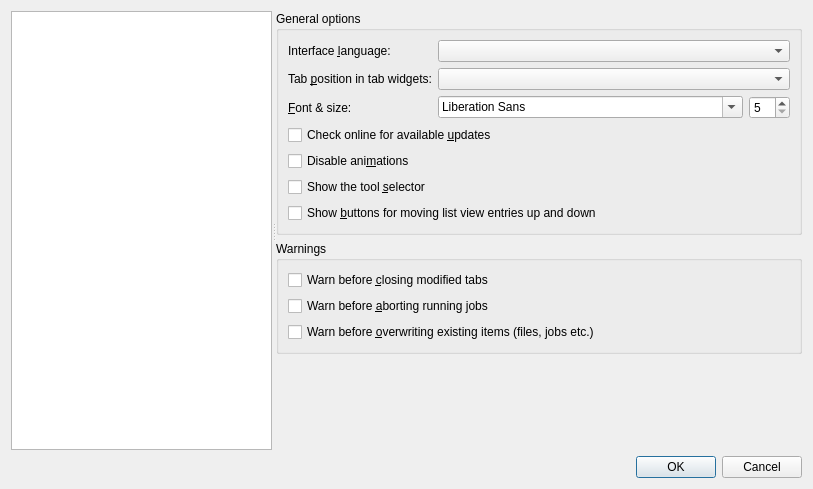
Old version of the form src/mkvtoolnix-gui/forms/main_window/preferences_dialog.ui in the repository jpsdr/MKVToolnix-Windows-7.
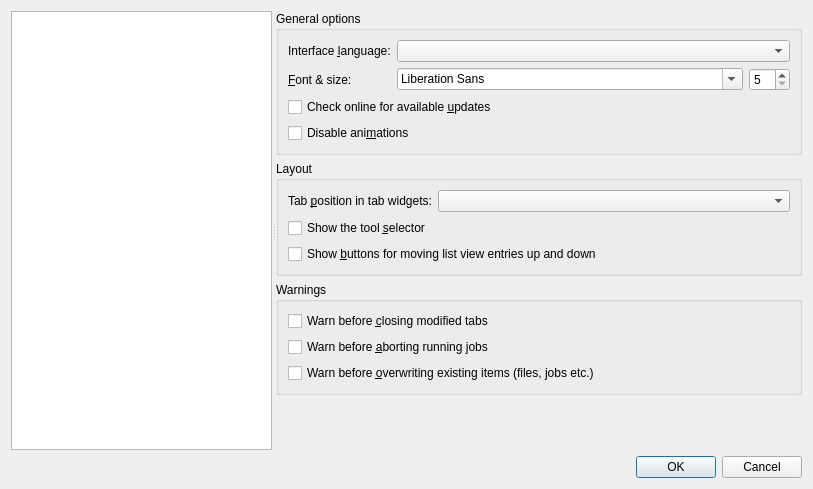
New version of the form. Icons and pictures are not drawn. Custom widgets are drawn as their Qt base class.

Commit message: GUI: preferences: move couple of options to separate »layout« group box

The edit to the form file:
```diff
--- a/src/mkvtoolnix-gui/forms/main_window/preferences_dialog.ui
+++ b/src/mkvtoolnix-gui/forms/main_window/preferences_dialog.ui
@@ -98,26 +98,6 @@
               </widget>
              </item>
              <item row="1" column="0">
-              <widget class="QLabel" name="label_9">
-               <property name="text">
-                <string>Tab &amp;position in tab widgets:</string>
-               </property>
-               <property name="buddy">
-                <cstring>cbGuiTabPositions</cstring>
-               </property>
-              </widget>
-             </item>
-             <item row="1" column="1">
-              <widget class="QComboBox" name="cbGuiTabPositions">
-               <property name="sizePolicy">
-                <sizepolicy hsizetype="MinimumExpanding" vsizetype="Fixed">
-                 <horstretch>0</horstretch>
-                 <verstretch>0</verstretch>
-                </sizepolicy>
-               </property>
-              </widget>
-             </item>
-             <item row="2" column="0">
               <widget class="QLabel" name="label_12">
                <property name="text">
                 <string>&amp;Font &amp;&amp; size:</string>
@@ -127,7 +107,7 @@
                </property>
               </widget>
              </item>
-             <item row="2" column="1">
+             <item row="1" column="1">
               <layout class="QHBoxLayout" name="horizontalLayout_10">
                <item>
                 <widget class="QFontComboBox" name="fcbGuiFontFamily">
@@ -164,6 +144,39 @@
              </property>
             </widget>
            </item>
+          </layout>
+         </widget>
+        </item>
+        <item>
+         <widget class="QGroupBox" name="groupBox_16">
+          <property name="title">
+           <string>Layout</string>
+          </property>
+          <layout class="QVBoxLayout" name="verticalLayout_30">
+           <item>
+            <layout class="QHBoxLayout" name="horizontalLayout_3">
+             <item>
+              <widget class="QLabel" name="label_9">
+               <property name="text">
+                <string>Tab &amp;position in tab widgets:</string>
+               </property>
+               <property name="buddy">
+                <cstring>cbGuiTabPositions</cstring>
+               </property>
+              </widget>
+             </item>
+             <item>
+              <widget class="QComboBox" name="cbGuiTabPositions">
+               <property name="sizePolicy">
+                <sizepolicy hsizetype="MinimumExpanding" vsizetype="Fixed">
+                 <horstretch>0</horstretch>
+                 <verstretch>0</verstretch>
+                </sizepolicy>
+               </property>
+              </widget>
+             </item>
+            </layout>
+           </item>
            <item>
             <widget class="QCheckBox" name="cbGuiShowToolSelector">
              <property name="text">
```
Left out of the diff: 2 changed lines with no effect on the pictures.
